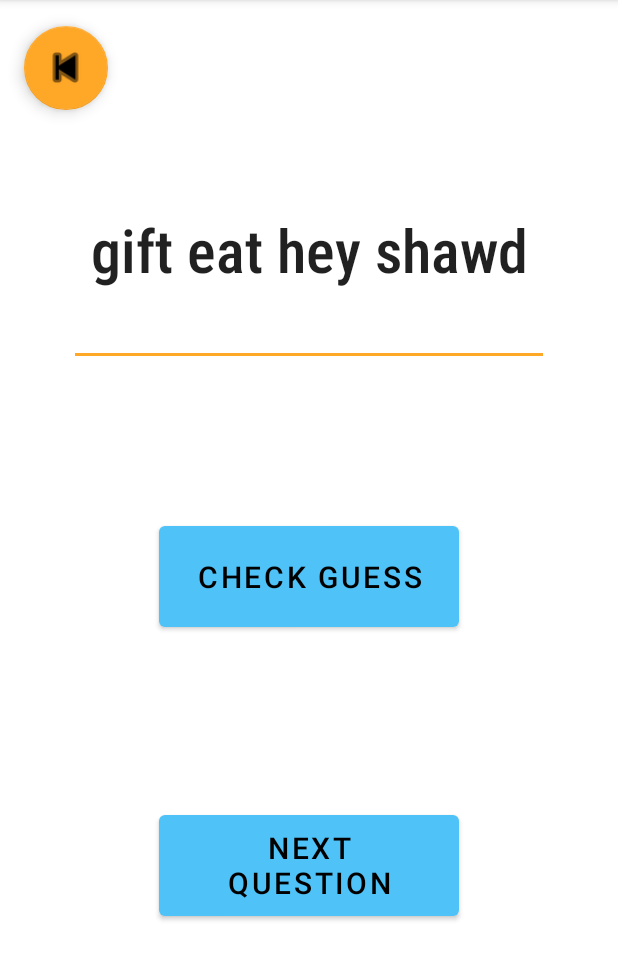
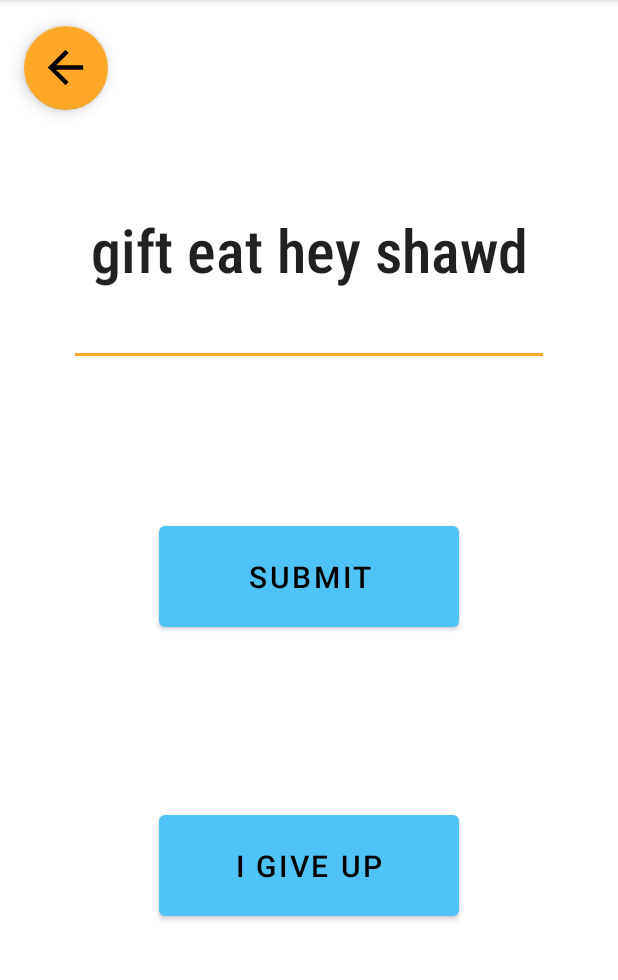
Before and after one commit to ahuvac/Guess_The_Gibberish, an Android app: the QuestionActivity screen opened directly, with no data from a screen before it, on a phone screen of 412 x 824 dp, the part 84-1064 px from its top. Run offline under Robolectric (Android 15) with nearby library versions, the light colour scheme and no system bars.

Commit message:
new updates

```diff
--- a/app/src/main/java/com/example/guess_the_gibberish/QuestionActivity.java
+++ b/app/src/main/java/com/example/guess_the_gibberish/QuestionActivity.java
@@ -1,63 +1,73 @@
 package com.example.guess_the_gibberish;
 
 import android.os.Bundle;
+import android.os.Handler;
 import android.view.View;
 import android.widget.Button;
 import android.widget.EditText;
 import android.widget.TextView;
 
+import androidx.annotation.NonNull;
 import androidx.appcompat.app.AppCompatActivity;
 
+import com.google.android.material.floatingactionbutton.FloatingActionButton;
 import com.google.android.material.snackbar.Snackbar;
 
 import java.util.ArrayList;
 import java.util.Arrays;
-import java.util.List;
 import java.util.Random;
 
 public class QuestionActivity extends AppCompatActivity {
-    private String[] phrasesArray;
-    private String[] correctPhrases;
+    private String[] gibArray, correctArray;
+    private ArrayList<String> gibList, correctList;
     private TextView tView;
     private EditText eText;
-    private Button next_button, check_button;
-    List<String> phrasesList;
-    int randomIndex;
-    int score;
+    private Button next_button, submit_button;
+    private int randomIndex;
+    private int score;
+    private Snackbar mySnackbar;
 
+    @Override
+    protected void onSaveInstanceState(@NonNull Bundle outState) {
+        super.onSaveInstanceState(outState);
+        outState.putInt("INDEX", randomIndex);
+        outState.putInt("SCORE", score);
+        outState.putStringArrayList("GIB_LIST", gibList);
+        outState.putStringArrayList("CORRECT_LIST", correctList);
+    }
 
     @Override
     protected void onCreate(Bundle savedInstanceState) {
         super.onCreate(savedInstanceState);
         setContentView(R.layout.question_page);
+        setupViews();
+        setupFAB();
+        Random random = new Random();
 
-        tView = (TextView) findViewById(R.id.question);
-        eText = (EditText) findViewById(R.id.guess);
-        next_button = (Button) findViewById(R.id.next_button);
-        check_button = (Button) findViewById(R.id.check_guess);
-
-        correctPhrases = getResources().getStringArray(R.array.correct_phrases);
-        phrasesArray = getResources().getStringArray(R.array.gib_phrases);
-        phrasesList = new ArrayList<>(Arrays.asList(phrasesArray));
-
-        Random random = new Random();
-        randomIndex = random.nextInt(phrasesList.size());
+        if (savedInstanceState == null) {
+            gibList = new ArrayList<>(Arrays.asList(gibArray));
+            correctList = new ArrayList<>(Arrays.asList(correctArray));
+            randomIndex = random.nextInt(gibList.size());
+        } else {
+            randomIndex = savedInstanceState.getInt("INDEX");
+            score = savedInstanceState.getInt("SCORE");
+            gibList = savedInstanceState.getStringArrayList("GIB_LIST");
+            correctList = savedInstanceState.getStringArrayList("CORRECT_LIST");
+        }
 
         newPhrase(randomIndex);
-        checkGuess(randomIndex);
 
-        check_button.setOnClickListener(new View.OnClickListener() {
+        submit_button.setOnClickListener(new View.OnClickListener() {
             @Override
             public void onClick(View v) {
-                checkGuess(randomIndex);
-                Snackbar mySnackbar;
                 String result = "";
-                if(checkGuess(randomIndex)){
+                if (checkGuess(randomIndex)) {
                     ++score;
                     result = "Correct!";
-
+                    newGame(random);
                 } else {
                     result = "Incorrect!";
+                    eText.setText("");
                 }
                 mySnackbar = Snackbar.make(v, result + " \t\tscore: " + score, Snackbar.LENGTH_LONG);
                 mySnackbar.show();
@@ -67,24 +77,58 @@ public class QuestionActivity extends AppCompatActivity {
         next_button.setOnClickListener(new View.OnClickListener() {
             @Override
             public void onClick(View v) {
-                eText.setText("");
-                randomIndex = random.nextInt(phrasesList.size());
-                newPhrase(randomIndex);
+                mySnackbar = Snackbar.make(v, "Correct Phrase: " + correctList.get(randomIndex), Snackbar.LENGTH_LONG);
+                mySnackbar.show();
+                new Handler().postDelayed(new Runnable() {
+                    @Override
+                    public void run() {
+                        newGame(random);
+                    }
+                }, 3000);
 
             }
         });
     }
 
-    private void newPhrase(int randomIndex) {
-        String randomPhrase = phrasesList.get(randomIndex);
-        tView.setText(randomPhrase);
-        phrasesList.remove(randomIndex);
-
+    private void setupFAB() {
+        FloatingActionButton fab = findViewById(R.id.go_home);
+        fab.setOnClickListener(new View.OnClickListener() {
+            @Override
+            public void onClick(View view) {
+                onBackPressed();
+            }
+        });
     }
 
-    private boolean checkGuess(int randomIndex){
+    private void setupViews() {
+        tView = (TextView) findViewById(R.id.question);
+        eText = (EditText) findViewById(R.id.guess);
+        next_button = (Button) findViewById(R.id.next_button);
+        submit_button = (Button) findViewById(R.id.submit_button);
+        correctArray = getResources().getStringArray(R.array.correct_phrases);
+        gibArray = getResources().getStringArray(R.array.gib_phrases);
+    }
+
+    private void newGame(Random random) {
+        eText.setText("");
+        removeCurrentEntry();
+        randomIndex = random.nextInt(gibList.size());
+        newPhrase(randomIndex);
+    }
+
+    private void removeCurrentEntry() {
+        correctList.remove(randomIndex);
+        gibList.remove(randomIndex);
+    }
+
+    private void newPhrase(int randomIndex) {
+        String randomPhrase = gibList.get(randomIndex);
+        tView.setText(randomPhrase);
+    }
+
+    private boolean checkGuess(int randomIndex) {
         String guessInput = eText.getText().toString();
-        String correctPhrase = correctPhrases[randomIndex];
+        String correctPhrase = correctList.get(randomIndex);
         return guessInput.equalsIgnoreCase(correctPhrase);
     }
 
--- /dev/null
+++ b/app/src/main/res/layout-land/question_include_buttons.xml
@@ -0,0 +1,40 @@
+<?xml version="1.0" encoding="utf-8"?>
+<merge xmlns:tools="http://schemas.android.com/tools"
+    xmlns:app="http://schemas.android.com/apk/res-auto"
+    xmlns:android="http://schemas.android.com/apk/res/android"
+    tools:showIn="@layout/question_page">
+
+
+    <Button
+        android:id="@+id/submit_button"
+        android:layout_width="200dp"
+        android:layout_height="79dp"
+        android:layout_gravity="top"
+        android:gravity="center"
+        android:text="Check Guess"
+        android:textSize="20dp"
+        app:layout_constraintBottom_toBottomOf="parent"
+        app:layout_constraintStart_toStartOf="parent"
+        app:layout_constraintTop_toBottomOf="@+id/guess"
+        app:layout_constraintEnd_toStartOf="@+id/guide" />
+
+    <androidx.constraintlayout.widget.Guideline
+        android:id="@+id/guide"
+        android:layout_width="wrap_content"
+        android:layout_height="wrap_content"
+        android:orientation="vertical"
+        app:layout_constraintGuide_percent=".5" />
+
+    <Button
+        android:id="@+id/next_button"
+        android:layout_width="200dp"
+        android:layout_height="79dp"
+        android:layout_gravity="center"
+        android:gravity="center"
+        android:text="Next Question"
+        android:textSize="20dp"
+        app:layout_constraintBottom_toBottomOf="parent"
+        app:layout_constraintEnd_toEndOf="parent"
+        app:layout_constraintTop_toBottomOf="@+id/guess"
+        app:layout_constraintStart_toEndOf="@+id/guide"/>
+</merge>
--- /dev/null
+++ b/app/src/main/res/layout/question_include_buttons.xml
@@ -0,0 +1,34 @@
+<?xml version="1.0" encoding="utf-8"?>
+<merge xmlns:tools="http://schemas.android.com/tools"
+    xmlns:app="http://schemas.android.com/apk/res-auto"
+    xmlns:android="http://schemas.android.com/apk/res/android"
+    tools:showIn="@layout/question_page">
+
+
+    <Button
+        android:id="@+id/submit_button"
+        android:layout_width="200dp"
+        android:layout_height="79dp"
+        android:layout_gravity="top"
+        android:gravity="center"
+        android:text="@string/submit_button_text"
+        android:textSize="20sp"
+        app:layout_constraintBottom_toBottomOf="parent"
+        app:layout_constraintEnd_toEndOf="parent"
+        app:layout_constraintStart_toStartOf="parent"
+        app:layout_constraintTop_toTopOf="parent" />
+
+    <Button
+        android:id="@+id/next_button"
+        android:layout_width="200dp"
+        android:layout_height="79dp"
+        android:layout_gravity="center"
+        android:gravity="center"
+        android:text="@string/next_button_text"
+        android:textSize="20sp"
+        app:layout_constraintBottom_toBottomOf="parent"
+        app:layout_constraintEnd_toEndOf="parent"
+        app:layout_constraintStart_toStartOf="parent"
+        app:layout_constraintTop_toTopOf="parent"
+        app:layout_constraintVertical_bias="0.78" />
+</merge>
--- a/app/src/main/res/layout/question_page.xml
+++ b/app/src/main/res/layout/question_page.xml
@@ -1,10 +1,8 @@
 <?xml version="1.0" encoding="utf-8"?>
 <androidx.constraintlayout.widget.ConstraintLayout xmlns:android="http://schemas.android.com/apk/res/android"
     xmlns:app="http://schemas.android.com/apk/res-auto"
-    xmlns:tools="http://schemas.android.com/tools"
     android:layout_width="match_parent"
     android:layout_height="match_parent">
-
 
     <TextView
         android:id="@+id/question"
@@ -15,40 +13,12 @@
         android:fontFamily="sans-serif-condensed-medium"
         android:gravity="center"
         android:padding="5dp"
-        android:text="question1"
         android:textSize="40dp"
         app:layout_constraintBottom_toBottomOf="parent"
         app:layout_constraintEnd_toEndOf="parent"
         app:layout_constraintStart_toStartOf="parent"
         app:layout_constraintTop_toTopOf="parent"
         app:layout_constraintVertical_bias="0.187" />
-
-    <Button
-        android:id="@+id/check_guess"
-        android:layout_width="200dp"
-        android:layout_height="79dp"
-        android:layout_gravity="top"
-        android:gravity="center"
-        android:text="Check Guess"
-        android:textSize="20dp"
-        app:layout_constraintBottom_toBottomOf="parent"
-        app:layout_constraintEnd_toEndOf="parent"
-        app:layout_constraintStart_toStartOf="parent"
-        app:layout_constraintTop_toTopOf="parent"
- />
-    <Button
-        android:id="@+id/next_button"
-        android:layout_width="200dp"
-        android:layout_height="79dp"
-        android:layout_gravity="center"
-        android:gravity="center"
-        android:text="Next Question"
-        android:textSize="20dp"
-        app:layout_constraintBottom_toBottomOf="parent"
-        app:layout_constraintEnd_toEndOf="parent"
-        app:layout_constraintStart_toStartOf="parent"
-        app:layout_constraintTop_toTopOf="parent"
-        app:layout_constraintVertical_bias="0.78" />
 
     <EditText
         android:id="@+id/guess"
@@ -61,19 +31,21 @@
         app:layout_constraintStart_toStartOf="parent"
         app:layout_constraintTop_toBottomOf="@+id/question" />
 
+    <include layout="@layout/question_include_buttons" />
+
     <com.google.android.material.floatingactionbutton.FloatingActionButton
         android:id="@+id/go_home"
         android:layout_width="wrap_content"
         android:layout_height="wrap_content"
         android:clickable="true"
+        android:focusable="true"
         app:layout_constraintBottom_toTopOf="@+id/question"
         app:layout_constraintEnd_toEndOf="parent"
         app:layout_constraintHorizontal_bias="0.045"
         app:layout_constraintStart_toStartOf="parent"
         app:layout_constraintTop_toTopOf="parent"
         app:layout_constraintVertical_bias="0.222"
-        app:srcCompat="@android:drawable/ic_media_previous"
-        app:maxImageSize="35dp"/>
-
+        app:maxImageSize="35dp"
+        app:srcCompat="?attr/homeAsUpIndicator" />
 
 </androidx.constraintlayout.widget.ConstraintLayout>
--- a/app/src/main/res/values/strings.xml
+++ b/app/src/main/res/values/strings.xml
@@ -4,6 +4,8 @@
     <string name="info_description">Guess the gibberish shown on screen and input your guess</string>
     <string name="info_title">How to Play</string>
     <string name="button_text">Play</string>
+    <string name="submit_button_text">Submit</string>
+    <string name="next_button_text">I Give Up</string>
 
     <string-array name="gib_phrases">
         <item>dew wino hue</item>
@@ -18,14 +20,14 @@
     </string-array>
 
     <string-array name="correct_phrases">
-        <item>Do I know you</item>
-        <item>alphabet soup</item>
-        <item>fish and chips</item>
-        <item>fidget spinners</item>
-        <item>apple of his eye</item>
-        <item>sick and tired of it</item>
-        <item>did you say something</item>
-        <item>give it a shot</item>
-        <item>peace and quiet</item>
+        <item>Do I Know You</item>
+        <item>Alphabet Soup</item>
+        <item>Fish and Chips</item>
+        <item>Fidget Spinners</item>
+        <item>Apple of His Eye</item>
+        <item>Sick and Tired of It</item>
+        <item>Did You Say Something</item>
+        <item>Give It a Shot</item>
+        <item>Peace and Quiet</item>
     </string-array>
 </resources>
```
